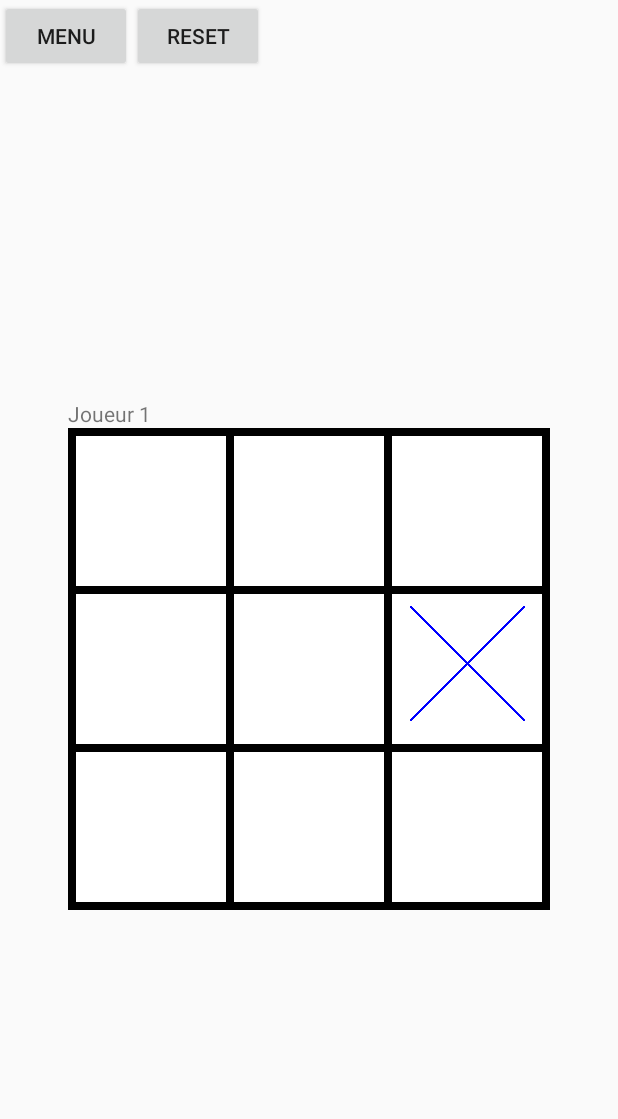
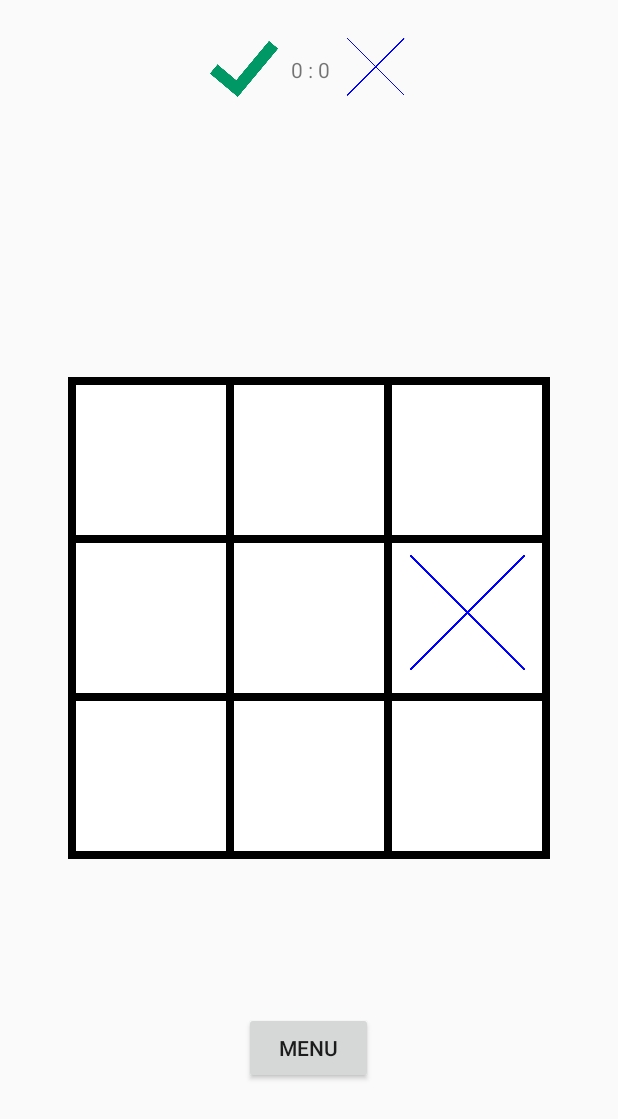
Before and after one commit to DarkInesis/TicTacToe, an Android app: the screen it shows after launch (GameActivity), after a tap on "EASY", on a phone screen of 412 x 824 dp. Shown: the top 1119 px of the screen. Run offline under Robolectric (Android 15) with nearby library versions, the phone set to English and light mode, and no system bars; our stand-ins replace AdMob.

Commit message:
Don't remember

```diff
--- a/code/app/build.gradle
+++ b/code/app/build.gradle
@@ -10,6 +10,7 @@ android {
         versionCode 1
         versionName "1.0"
         testInstrumentationRunner "androidx.test.runner.AndroidJUnitRunner"
+        vectorDrawables.useSupportLibrary = true
     }
     buildTypes {
         release {
--- a/code/app/src/main/java/com/example/tictactoe/Controller/GridGameController.java
+++ b/code/app/src/main/java/com/example/tictactoe/Controller/GridGameController.java
@@ -27,4 +27,5 @@ public class GridGameController{
     public String getTurnOf(){
         return model.getTurnOf().getValue();
     }
+    public int[] getScore(){return  model.getScore();}
 }
--- a/code/app/src/main/java/com/example/tictactoe/Model/Game.java
+++ b/code/app/src/main/java/com/example/tictactoe/Model/Game.java
@@ -18,7 +18,8 @@ public class Game extends ViewModel {
     private boolean isPlayer1IA;
     private String difficulty;
 
-    private double consecutivesWin = 0;
+    private int[] score;
+    private double consecutivesWin;
     private boolean turnOfPlayer0;
     private int nbTurn;
 
@@ -48,6 +49,7 @@ public class Game extends ViewModel {
         this.difficulty = difficulty;
         this.isPlayer1IA = true;
         this.nbTurn = 0;
+        this.score = new int[]{0, 0};
         // Create players (Player+IA)
         this.player0 = player0;
         this.IA1 = new IA(this.difficulty);
@@ -75,6 +77,7 @@ public class Game extends ViewModel {
         this.turnOfPlayer0 = (this.randomFirstPlayer() == 0);
         this.isPlayer1IA = false;
         this.nbTurn = 0;
+        this.score = new int[]{0, 0};
         // Create players (2 Players)
         this.player0 = player0;
         this.player1 = player1;
@@ -117,9 +120,9 @@ public class Game extends ViewModel {
                 this.changeMyGameMatrix(line, column, 1);
                 turnOfPlayer0 = false;
                 this.setTurnOf();
-                this.nbTurn+=1;
+                this.nbTurn += 1;
                 if (this.isPlayer1IA) {
-                    if (!this.isWin() && this.nbTurn!=9) {
+                    if (!this.isWin() && this.nbTurn != 9) {
                         //int delay = 3 * 1000;
                         //this.playIA(delay);
                         this.playIA();
@@ -131,14 +134,19 @@ public class Game extends ViewModel {
                 this.changeMyGameMatrix(line, column, -1);
                 turnOfPlayer0 = true;
                 this.setTurnOf();
-                this.nbTurn+=1;
+                this.nbTurn += 1;
             }
             // If someone has win
             if (this.isWin()) {
+                if (player0.isWin()) {
+                    score[0] += 1;
+                } else {
+                    score[1] += 1;
+                }
                 setWhoWin(this.whoWin());
             }
             // If no one has win
-            else if (this.nbTurn==9) {
+            else if (this.nbTurn == 9) {
                 setWhoWin("nul");
             }
         }
@@ -156,12 +164,9 @@ public class Game extends ViewModel {
     private void playIA() {
         int[] positionPlayedIA = IA1.play();
         changeMyGameMatrix(positionPlayedIA[0], positionPlayedIA[1], -1);
-        if (IA1.isWin()) {
-            consecutivesWin = 0;
-        }
         this.turnOfPlayer0 = true;
         this.setTurnOf();
-        this.nbTurn+=1;
+        this.nbTurn += 1;
     }
 
     private TimerTask playIATimerTask() {
@@ -170,8 +175,8 @@ public class Game extends ViewModel {
             public void run() {
                 int[] positionPlayedIA = IA1.play();
                 changeMyGameMatrix(positionPlayedIA[0], positionPlayedIA[1], -1);
-                nbTurn+=1;
-                turnOfPlayer0=true;
+                nbTurn += 1;
+                turnOfPlayer0 = true;
                 setTurnOf();
                 if (IA1.isWin()) {
                     consecutivesWin = 0;
@@ -181,7 +186,7 @@ public class Game extends ViewModel {
     }
 
     /*#################################################################
-    #                       XXXX                           #
+    #                       XXXX                                       #
     ##################################################################*/
 
     /**
@@ -218,6 +223,13 @@ public class Game extends ViewModel {
         return "Personne";
     }
 
+    /*#################################################################
+    #                       Getters                                   #
+    ##################################################################*/
+
+    public int[] getScore() {
+        return this.score;
+    }
     /*#################################################################
     #                       MutableLiveData                           #
     ##################################################################*/
--- a/code/app/src/main/java/com/example/tictactoe/View/GameActivity.java
+++ b/code/app/src/main/java/com/example/tictactoe/View/GameActivity.java
@@ -4,8 +4,11 @@ import androidx.annotation.Nullable;
 import androidx.appcompat.app.AlertDialog;
 import androidx.appcompat.app.AppCompatActivity;
 import androidx.lifecycle.Observer;
+import androidx.vectordrawable.graphics.drawable.AnimatedVectorDrawableCompat;
 
 import android.content.DialogInterface;
+import android.graphics.drawable.AnimatedVectorDrawable;
+import android.graphics.drawable.Drawable;
 import android.os.Bundle;
 import android.view.View;
 import android.widget.Button;
@@ -17,6 +20,7 @@ import com.example.tictactoe.Model.Game;
 import com.example.tictactoe.R;
 import com.google.android.gms.ads.AdRequest;
 import com.google.android.gms.ads.AdView;
+import com.google.android.gms.ads.InterstitialAd;
 import com.google.android.gms.ads.MobileAds;
 import com.google.android.gms.ads.initialization.InitializationStatus;
 import com.google.android.gms.ads.initialization.OnInitializationCompleteListener;
@@ -25,16 +29,17 @@ public class GameActivity extends AppCompatActivity implements View.OnClickListe
     private AdView bottomPub;
     private GridGameController controller;
     private Button backToMenuButton;
-    private TextView playerNameText;
+    private TextView scoreText;
     private ImageButton[] tableButtonGrid;
-    private Button ressetButton;
     private Game gameModel;
     private AlertDialog.Builder alertDialogBuilder;
+    private InterstitialAd mInterstitialAd;
 
     @Override
     protected void onCreate(final Bundle savedInstanceState) {
         super.onCreate(savedInstanceState);
         setContentView(R.layout.activity_game);
+        this.scoreText = findViewById(R.id.scoreText);
         backToMenuButton = findViewById(R.id.menuButton);
         backToMenuButton.setOnClickListener(new View.OnClickListener() {
             @Override
@@ -57,6 +62,11 @@ public class GameActivity extends AppCompatActivity implements View.OnClickListe
         alertDialogBuilder.setPositiveButton("Retry", new DialogInterface.OnClickListener() {
             @Override
             public void onClick(DialogInterface dialog, int which) {
+                if (mInterstitialAd.isLoaded()) {
+                    mInterstitialAd.show();
+                }
+                // Reload an other Ad
+                mInterstitialAd.loadAd(new AdRequest.Builder().build());
                 controller.reset();
             }
         });
@@ -72,7 +82,9 @@ public class GameActivity extends AppCompatActivity implements View.OnClickListe
         final Observer<String> nameOfPlayerObserver = new Observer<String>() {
             @Override
             public void onChanged(String s) {
-                playerNameText.setText(controller.getTurnOf());
+                int[] score = controller.getScore();
+                String scoreString = score[0] + " : " + score[1];
+                scoreText.setText(scoreString);
             }
         };
         final Observer<String> winnerObserver = new Observer<String>() {
@@ -101,22 +113,17 @@ public class GameActivity extends AppCompatActivity implements View.OnClickListe
         AdRequest adRequest = new AdRequest.Builder().build();
         bottomPub.loadAd(adRequest);
 
+        mInterstitialAd = new InterstitialAd(this);
+        mInterstitialAd.setAdUnitId("ca-app-pub-8051616064667371/8621823685");
+        mInterstitialAd.loadAd(new AdRequest.Builder().build());
+
         // Observe the LiveData, passing in this activity as the LifecycleOwner and the observer.
         gameModel.getMyGameMatrix().observe(this, gridObserver);
         gameModel.getTurnOf().observe(this, nameOfPlayerObserver);
         gameModel.getWhoWin().observe(this, winnerObserver);
-
     }
 
     private void initGameLayout() {
-        playerNameText = findViewById(R.id.playerNameText);
-        ressetButton = findViewById(R.id.resetGamebutton);
-        ressetButton.setOnClickListener(new View.OnClickListener() {
-            @Override
-            public void onClick(View v) {
-                controller.reset();
-            }
-        });
         tableButtonGrid = new ImageButton[]{findViewById(R.id.position11), findViewById(R.id.position12), findViewById(R.id.position13),
                 findViewById(R.id.position21), findViewById(R.id.position22), findViewById(R.id.position23),
                 findViewById(R.id.position31), findViewById(R.id.position32), findViewById(R.id.position33)};
@@ -140,8 +147,7 @@ public class GameActivity extends AppCompatActivity implements View.OnClickListe
         int[][] grille = controller.getGrid();
         for (int i = 0; i < 3; i++) {
             for (int j = 0; j < 3; j++) {
-                int indice = i * 3 + j;
-                ImageButton image = tableButtonGrid[indice];
+                ImageButton image = tableButtonGrid[i * 3 + j];
                 if (grille[i][j] == 1) {
                     image.setImageResource(R.drawable.tic);
                 } else if (grille[i][j] == -1) {
@@ -149,6 +155,7 @@ public class GameActivity extends AppCompatActivity implements View.OnClickListe
                 } else {
                     image.setImageDrawable(null);
                 }
+
             }
         }
     }
--- a/code/app/src/main/res/layout/activity_game.xml
+++ b/code/app/src/main/res/layout/activity_game.xml
@@ -7,56 +7,31 @@
     android:orientation="vertical"
     tools:context=".View.GameActivity">
 
-    <LinearLayout
-        android:layout_width="match_parent"
-        android:layout_height="wrap_content"
-        android:orientation="horizontal">
-
-        <Button
-            android:id="@+id/menuButton"
-            android:layout_width="wrap_content"
-            android:layout_height="wrap_content"
-            android:layout_weight="0"
-            android:text="Menu" />
-
-        <Button
-            android:id="@+id/resetGamebutton"
-            android:layout_width="wrap_content"
-            android:layout_height="wrap_content"
-            android:text="@string/reset" />
-    </LinearLayout>
-
     <androidx.constraintlayout.widget.ConstraintLayout
         android:layout_width="match_parent"
         android:layout_height="match_parent">
 
-        <LinearLayout
-            android:id="@+id/menuLayout"
+        <include
+            android:id="@+id/include"
+            layout="@layout/grid_game"
             android:layout_width="wrap_content"
             android:layout_height="wrap_content"
-            android:layout_marginStart="200dp"
-            android:layout_marginTop="200dp"
-            android:layout_marginEnd="200dp"
-            android:layout_marginBottom="200dp"
-            android:orientation="vertical"
             app:layout_constraintBottom_toBottomOf="parent"
             app:layout_constraintEnd_toEndOf="parent"
             app:layout_constraintStart_toStartOf="parent"
-            app:layout_constraintTop_toTopOf="parent"
-            app:layout_constraintVertical_bias="0.5">
+            app:layout_constraintTop_toTopOf="parent" />
 
-            <TextView
-                android:id="@+id/playerNameText"
-                android:layout_width="wrap_content"
-                android:layout_height="wrap_content"
-                android:text="@string/playernametext" />
-
-            <include
-                layout="@layout/grid_game"
-                android:layout_width="wrap_content"
-                android:layout_height="wrap_content" />
-
-        </LinearLayout>
+        <Button
+            android:id="@+id/menuButton"
+            android:layout_width="86dp"
+            android:layout_height="48dp"
+            android:layout_weight="0"
+            android:text="Menu"
+            app:layout_constraintBottom_toTopOf="@+id/BottomPub"
+            app:layout_constraintEnd_toEndOf="parent"
+            app:layout_constraintHorizontal_bias="0.498"
+            app:layout_constraintStart_toStartOf="parent"
+            app:layout_constraintTop_toBottomOf="@+id/include" />
 
         <com.google.android.gms.ads.AdView
             android:id="@+id/BottomPub"
@@ -68,9 +43,16 @@
             app:adUnitId="ca-app-pub-8051616064667371/8505864494"
             app:layout_constraintBottom_toBottomOf="parent"
             app:layout_constraintEnd_toEndOf="parent"
-            app:layout_constraintStart_toStartOf="parent">
-        </com.google.android.gms.ads.AdView>
+            app:layout_constraintStart_toStartOf="parent"></com.google.android.gms.ads.AdView>
 
+        <include
+            layout="@layout/score_panel"
+            android:layout_width="wrap_content"
+            android:layout_height="wrap_content"
+            android:layout_marginTop="20dp"
+            app:layout_constraintEnd_toEndOf="parent"
+            app:layout_constraintStart_toStartOf="parent"
+            app:layout_constraintTop_toTopOf="parent" />
 
     </androidx.constraintlayout.widget.ConstraintLayout>
 
--- a/code/app/src/main/res/layout/grid_game.xml
+++ b/code/app/src/main/res/layout/grid_game.xml
@@ -1,7 +1,7 @@
 <?xml version="1.0" encoding="utf-8"?>
 <LinearLayout xmlns:android="http://schemas.android.com/apk/res/android"
-    android:layout_width="match_parent"
-    android:layout_height="match_parent"
+    android:layout_width="wrap_content"
+    android:layout_height="wrap_content"
     android:orientation="vertical">
 
     <GridLayout
--- /dev/null
+++ b/code/app/src/main/res/layout/score_panel.xml
@@ -0,0 +1,39 @@
+<?xml version="1.0" encoding="utf-8"?>
+<androidx.constraintlayout.widget.ConstraintLayout xmlns:android="http://schemas.android.com/apk/res/android"
+    xmlns:app="http://schemas.android.com/apk/res-auto"
+    xmlns:tools="http://schemas.android.com/tools"
+    android:layout_width="match_parent"
+    android:layout_height="match_parent">
+
+    <ImageView
+        android:id="@+id/imageView"
+        android:layout_width="52dp"
+        android:layout_height="52dp"
+        app:layout_constraintBottom_toBottomOf="parent"
+        app:layout_constraintStart_toStartOf="parent"
+        app:layout_constraintTop_toTopOf="parent"
+        app:srcCompat="@drawable/tic"
+        tools:srcCompat="@drawable/tic" />
+
+    <TextView
+        android:id="@+id/scoreText"
+        android:layout_width="wrap_content"
+        android:layout_height="wrap_content"
+        android:layout_marginLeft="5dp"
+        android:layout_marginRight="5dp"
+        android:text="2 : 1"
+        app:layout_constraintBottom_toBottomOf="@+id/imageView2"
+        app:layout_constraintEnd_toStartOf="@+id/imageView2"
+        app:layout_constraintStart_toEndOf="@+id/imageView"
+        app:layout_constraintTop_toTopOf="@+id/imageView2" />
+
+    <ImageView
+        android:id="@+id/imageView2"
+        android:layout_width="50dp"
+        android:layout_height="50dp"
+        app:layout_constraintBottom_toBottomOf="parent"
+        app:layout_constraintEnd_toEndOf="parent"
+        app:layout_constraintTop_toTopOf="parent"
+        app:srcCompat="@drawable/tac"
+        tools:srcCompat="@drawable/tac" />
+</androidx.constraintlayout.widget.ConstraintLayout>
--- a/code/app/src/main/res/values/colors.xml
+++ b/code/app/src/main/res/values/colors.xml
@@ -3,4 +3,5 @@
     <color name="colorPrimary">#008577</color>
     <color name="colorPrimaryDark">#00574B</color>
     <color name="colorAccent">#D81B60</color>
+    <color name="black">#000</color>
 </resources>
--- a/code/app/src/main/res/values/styles.xml
+++ b/code/app/src/main/res/values/styles.xml
@@ -4,7 +4,7 @@
     <style name="AppTheme" parent="Theme.AppCompat.Light.NoActionBar">
         <!-- Customize your theme here. -->
         <item name="colorPrimary">@color/colorPrimary</item>
-        <item name="colorPrimaryDark">@color/colorPrimaryDark</item>
+        <item name="colorPrimaryDark">@color/black</item>
         <item name="colorAccent">@color/colorAccent</item>
     </style>
 
```
